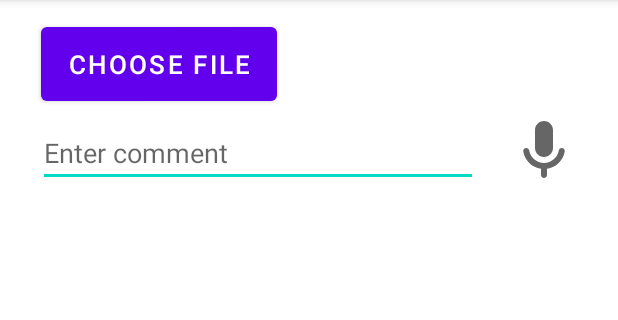
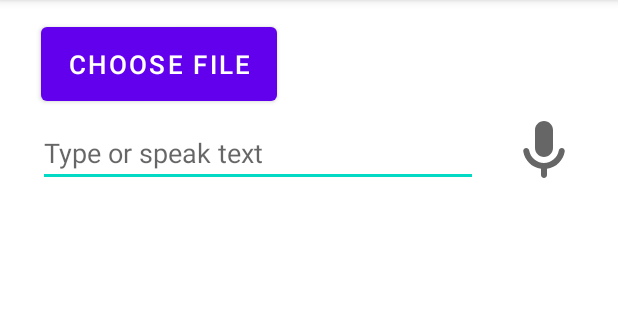
Before and after one commit to 1336735711/-CW2_Android, an Android app: the PhotoActivity screen opened directly, with no data from a screen before it, on a phone screen of 412 x 824 dp, the part 84-404 px from its top. Run offline under Robolectric (Android 15) with nearby library versions, the phone set to English and light mode, and no system bars; our stand-ins replace Firebase (no records; nobody signed in at launch, a user with empty details on screens opened directly), Picasso.

Commit message:
5.3
UI design

```diff
--- a/CW2/app/src/main/res/layout/activity_photo.xml
+++ b/CW2/app/src/main/res/layout/activity_photo.xml
@@ -39,7 +39,7 @@
         android:layout_marginTop="79dp"
         android:layout_marginEnd="93dp"
         android:layout_toEndOf="@+id/btnChoosePhoto"
-        android:hint="Enter comment" />
+        android:hint="Type or speak text" />
 
     <ImageView
         android:id="@+id/photoView"
--- a/CW2/app/src/main/res/layout/image_item.xml
+++ b/CW2/app/src/main/res/layout/image_item.xml
@@ -10,18 +10,18 @@
         android:orientation="vertical">
 
         <TextView
-            android:id="@+id/text_view_name"
+            android:id="@+id/textPhotoName"
             android:layout_width="wrap_content"
             android:layout_height="wrap_content"
             android:layout_gravity="center_horizontal"
             android:layout_marginBottom="8dp"
             android:layout_marginTop="8dp"
-            android:text="Name"
+            android:text="Text"
             android:textColor="@android:color/black"
             android:textSize="20sp" />
 
         <ImageView
-            android:id="@+id/image_view_upload"
+            android:id="@+id/imagePhotoUpload"
             android:layout_width="match_parent"
             android:layout_height="200dp" />
 
```
